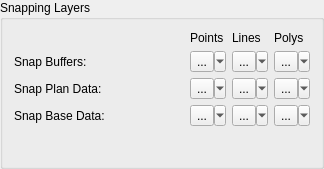
Qt form src/snapping_widget_base.ui (lparchaeology/ArkPlan) before a commit.
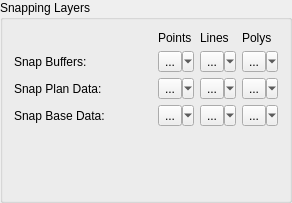
The same form after that commit.

The edit to the form file:
```diff
--- a/src/snapping_widget_base.ui
+++ b/src/snapping_widget_base.ui
@@ -6,8 +6,8 @@
    <rect>
     <x>0</x>
     <y>0</y>
-    <width>324</width>
-    <height>169</height>
+    <width>292</width>
+    <height>203</height>
    </rect>
   </property>
   <property name="windowTitle">
```
